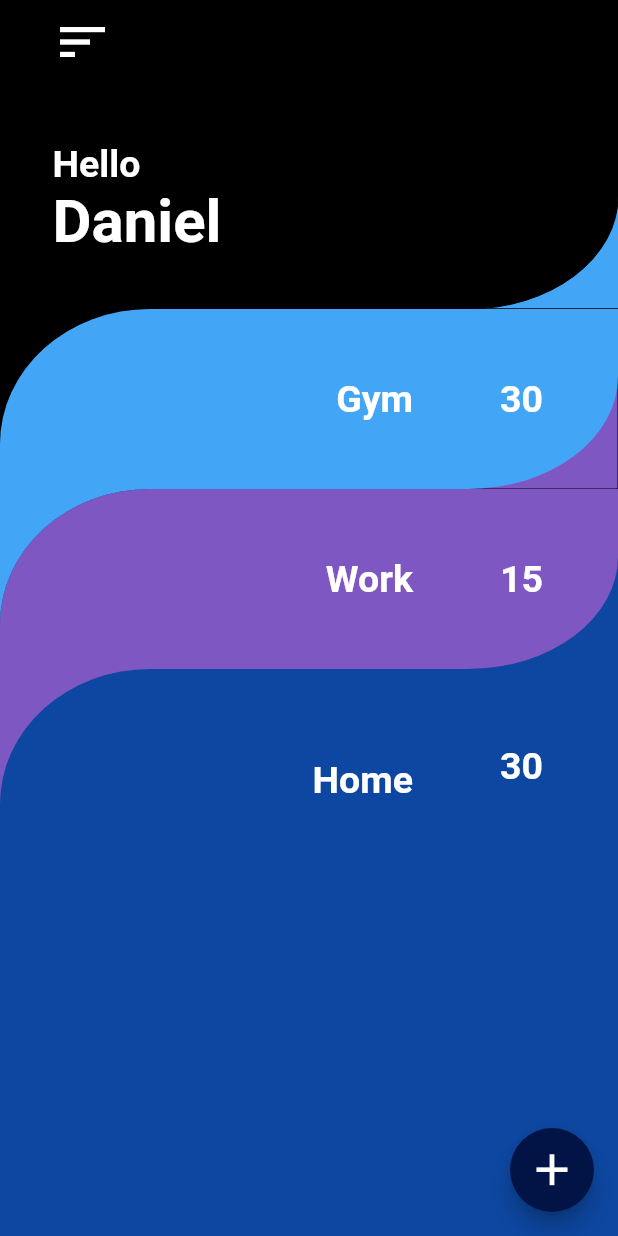
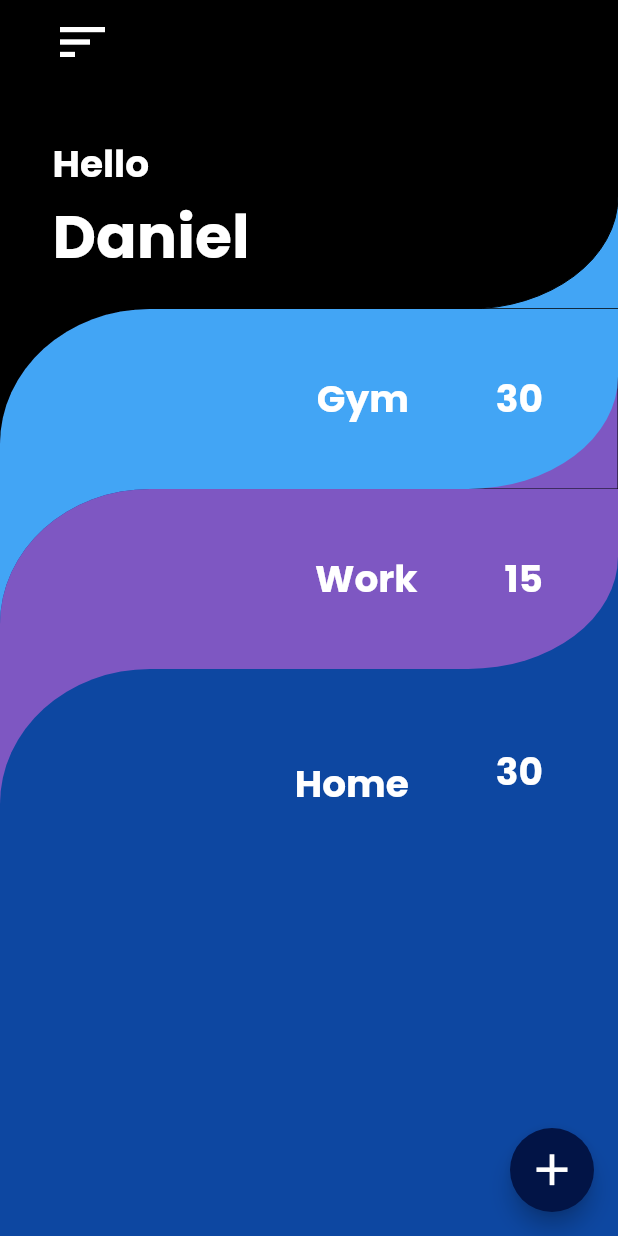
Before and after one commit to rukky96/ToDoApp, a Flutter app: the screen it shows after launch, on a phone screen of 412 x 824 dp. Run offline on Flutter 3.47's test engine with Material 2 defaults, Android fonts, the phone set to English and light mode, and no system bars.

Commit message:
Corrected Problems

```diff
--- a/lib/main.dart
+++ b/lib/main.dart
@@ -12,10 +12,11 @@ class MyApp extends StatelessWidget {
   // This widget is the root of your application.
   @override
   Widget build(BuildContext context) {
-    return const MaterialApp(
+    return MaterialApp(
+      theme: ThemeData(fontFamily: 'Poppins'),
       debugShowCheckedModeBanner: false,
       title: 'Flutter Demo',
-      home: MyHomePage(),
+      home: const MyHomePage(),
     );
   }
 }
@@ -45,6 +46,7 @@ class _MyHomePageState extends State<MyHomePage> {
       body: SingleChildScrollView(
         child: Column(
           children: [
+            Stack(children: [
               Container(
                 height: 150,
                 width: double.infinity,
@@ -84,12 +86,15 @@ class _MyHomePageState extends State<MyHomePage> {
                   ),
                 ),
               ),
+            ]),
+            Stack(
+              children: [
                 Container(
                   height: 120,
                   width: double.infinity,
                   decoration: BoxDecoration(
                     border: Border.all(width: 0),
-                // color: Colors.black,
+                    color: Colors.black,
                   ),
                   child: Container(
                     height: 120,
@@ -146,6 +151,10 @@ class _MyHomePageState extends State<MyHomePage> {
                         )),
                   ),
                 ),
+              ],
+            ),
+            Stack(
+              children: [
                 Container(
                   height: 120,
                   width: double.infinity,
@@ -206,6 +215,10 @@ class _MyHomePageState extends State<MyHomePage> {
                         )),
                   ),
                 ),
+              ],
+            ),
+            Stack(
+              children: [
                 Container(
                   height: 400,
                   width: double.infinity,
@@ -258,6 +271,8 @@ class _MyHomePageState extends State<MyHomePage> {
                   ),
                 ),
               ],
+            )
+          ],
         ),
       ),
       floatingActionButton: FloatingActionButton(
```
Also changed, not shown: pubspec.yaml (+8 -11 lines). Lines whose indentation alone changed are shown as unchanged.
